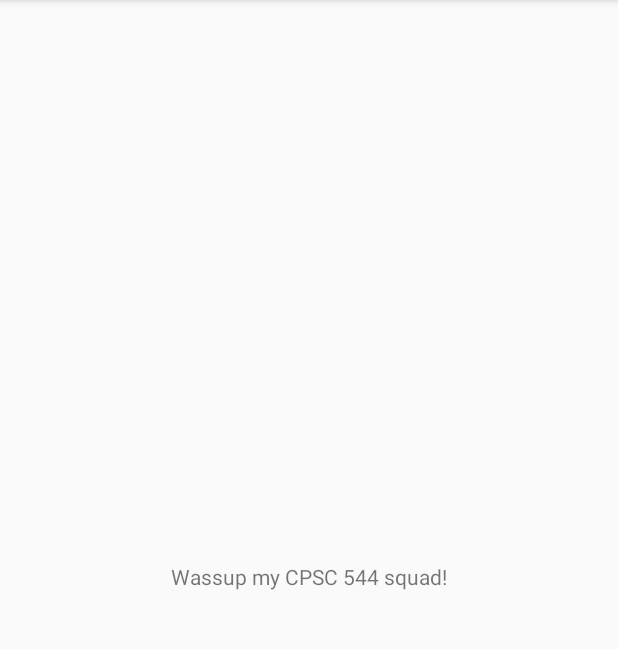
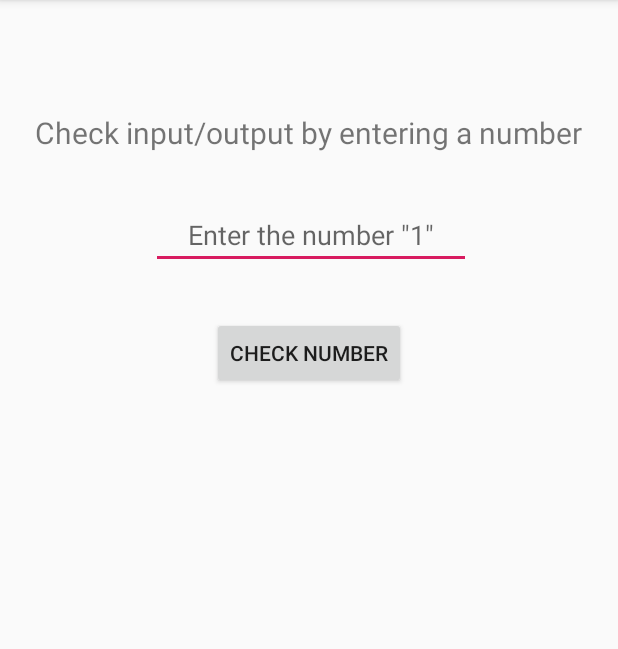
Before and after one commit to CPSC-544-50/HW1-Triangle-App, an Android app: the screen it shows after launch (MainActivity), on a phone screen of 412 x 824 dp, the part 84-733 px from its top. Run offline under Robolectric (Android 15) with nearby library versions, the light colour scheme and no system bars.

Commit message:
created a simple input/output system.

```diff
--- a/TriangleApp/app/src/main/java/com/example/triangleapp/MainActivity.java
+++ b/TriangleApp/app/src/main/java/com/example/triangleapp/MainActivity.java
@@ -2,13 +2,57 @@ package com.example.triangleapp;
 
 import androidx.appcompat.app.AppCompatActivity;
 
+import android.annotation.SuppressLint;
+import android.app.Activity;
+import android.content.Context;
 import android.os.Bundle;
+import android.text.InputType;
+import android.view.MotionEvent;
+import android.view.View;
+import android.view.inputmethod.InputMethodManager;
+import android.widget.Button;
+import android.widget.EditText;
+import android.widget.TextView;
 
 public class MainActivity extends AppCompatActivity {
+
+    Button checkNumberButton;
+    EditText numberInputEditText;
+    TextView resultsTextView;
+
+    final static String COMPARE_STRING = "1";
 
     @Override
     protected void onCreate(Bundle savedInstanceState) {
         super.onCreate(savedInstanceState);
         setContentView(R.layout.activity_main);
+
+        // Finds views in the UI and makes them accessible in code
+        resultsTextView = findViewById(R.id.resultsTextView);
+        numberInputEditText = findViewById(R.id.numberInputEditText);
+        setupButton();
+    }
+
+    private void setupButton() {
+        checkNumberButton = findViewById(R.id.checkNumberButton);
+
+        // This handles what happens when the button is clicked
+        checkNumberButton.setOnClickListener(new View.OnClickListener() {
+            @Override
+            public void onClick(View view) {
+                checkNumber();
+            }
+        });
+    }
+
+    // Changes resultsTextView based on the user's input
+    private void checkNumber() {
+        if (numberInputEditText.getText().toString().equals(COMPARE_STRING)) {
+            resultsTextView.setText(getResources().getString(R.string.correctString));
+        } else if (numberInputEditText.getText().toString().equals("")) {
+            resultsTextView.setText(getResources().getString(R.string.enterANumberString));
+        } else {
+            resultsTextView.setText(getResources().getString(R.string.incorrectString));
+        }
     }
 }
--- a/TriangleApp/app/src/main/res/layout/activity_main.xml
+++ b/TriangleApp/app/src/main/res/layout/activity_main.xml
@@ -7,12 +7,52 @@
     tools:context=".MainActivity">
 
     <TextView
+        android:id="@+id/titleTextView"
         android:layout_width="wrap_content"
         android:layout_height="wrap_content"
-        android:text="@string/wassupString"
+        android:text="@string/checkInputOutputString"
+        android:textSize="20sp"
         app:layout_constraintBottom_toBottomOf="parent"
+        app:layout_constraintHorizontal_bias="0.497"
         app:layout_constraintLeft_toLeftOf="parent"
         app:layout_constraintRight_toRightOf="parent"
-        app:layout_constraintTop_toTopOf="parent" />
+        app:layout_constraintTop_toTopOf="parent"
+        app:layout_constraintVertical_bias="0.101" />
+
+    <EditText
+        android:id="@+id/numberInputEditText"
+        android:layout_width="wrap_content"
+        android:layout_height="wrap_content"
+        android:layout_marginTop="32dp"
+        android:ems="10"
+        android:gravity="center"
+        android:hint="@string/enterTheNumberOneString"
+        android:inputType="number"
+        app:layout_constraintEnd_toEndOf="parent"
+        app:layout_constraintHorizontal_bias="0.507"
+        app:layout_constraintStart_toStartOf="parent"
+        app:layout_constraintTop_toBottomOf="@+id/titleTextView" />
+
+    <Button
+        android:id="@+id/checkNumberButton"
+        android:layout_width="wrap_content"
+        android:layout_height="wrap_content"
+        android:layout_marginTop="32dp"
+        android:text="@string/checkNumberButtonString"
+        app:layout_constraintEnd_toEndOf="parent"
+        app:layout_constraintStart_toStartOf="parent"
+        app:layout_constraintTop_toBottomOf="@+id/numberInputEditText" />
+
+    <TextView
+        android:id="@+id/resultsTextView"
+        android:layout_width="211dp"
+        android:layout_height="80dp"
+        android:layout_marginTop="32dp"
+        android:gravity="center"
+        android:textSize="14sp"
+        app:layout_constraintEnd_toEndOf="parent"
+        app:layout_constraintHorizontal_bias="0.502"
+        app:layout_constraintStart_toStartOf="parent"
+        app:layout_constraintTop_toBottomOf="@+id/checkNumberButton" />
 
 </androidx.constraintlayout.widget.ConstraintLayout>
--- a/TriangleApp/app/src/main/res/values/strings.xml
+++ b/TriangleApp/app/src/main/res/values/strings.xml
@@ -1,4 +1,10 @@
 <resources>
     <string name="app_name">TriangleApp</string>
     <string name="wassupString">Wassup my CPSC 544 squad!</string>
+    <string name="checkNumberButtonString">Check Number</string>
+    <string name="checkInputOutputString">Check input/output by entering a number</string>
+    <string name="enterANumberString">Enter a number and click the button!</string>
+    <string name="enterTheNumberOneString">Enter the number \"1\"</string>
+    <string name="correctString">Absolutely amazing job at following directions. Truly. Amazing. Wow.</string>
+    <string name="incorrectString">My disappointment is immeasurable and my day is ruined.</string>
 </resources>
```
